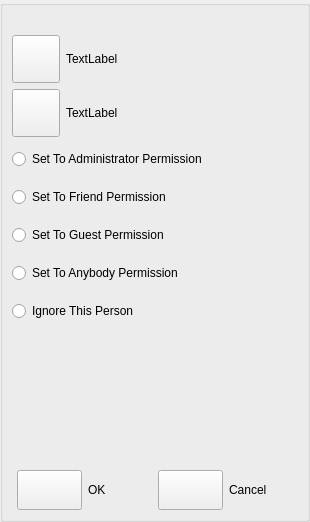
Old version of the form GoTvApps/GoTvCommon/Forms/AppletPeerChangeFriendship.ui in the repository brettrjones-github/nolimitconnect.
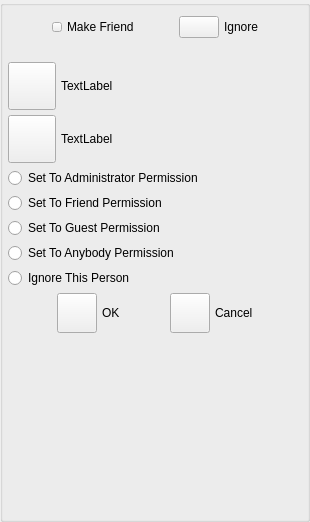
New version of the form. Custom widgets are drawn as their Qt base class.

```diff
--- a/GoTvApps/GoTvCommon/Forms/AppletPeerChangeFriendship.ui
+++ b/GoTvApps/GoTvCommon/Forms/AppletPeerChangeFriendship.ui
@@ -59,6 +59,131 @@
       <string/>
      </property>
      <layout class="QVBoxLayout" name="verticalLayout_2">
+      <property name="spacing">
+       <number>5</number>
+      </property>
+      <property name="leftMargin">
+       <number>5</number>
+      </property>
+      <property name="topMargin">
+       <number>5</number>
+      </property>
+      <property name="rightMargin">
+       <number>5</number>
+      </property>
+      <property name="bottomMargin">
+       <number>5</number>
+      </property>
+      <item>
+       <widget class="IdentWidget" name="m_IdentWidget" native="true"/>
+      </item>
+      <item>
+       <layout class="QHBoxLayout" name="horizontalLayout_4">
+        <property name="leftMargin">
+         <number>5</number>
+        </property>
+        <property name="rightMargin">
+         <number>5</number>
+        </property>
+        <item>
+         <spacer name="horizontalSpacer_3">
+          <property name="orientation">
+           <enum>Qt::Horizontal</enum>
+          </property>
+          <property name="sizeHint" stdset="0">
+           <size>
+            <width>40</width>
+            <height>20</height>
+           </size>
+          </property>
+         </spacer>
+        </item>
+        <item>
+         <widget class="VxPushButton" name="m_MakeFriendButton">
+          <property name="sizePolicy">
+           <sizepolicy hsizetype="Fixed" vsizetype="Fixed">
+            <horstretch>0</horstretch>
+            <verstretch>0</verstretch>
+           </sizepolicy>
+          </property>
+          <property name="minimumSize">
+           <size>
+            <width>10</width>
+            <height>10</height>
+           </size>
+          </property>
+          <property name="maximumSize">
+           <size>
+            <width>10</width>
+            <height>10</height>
+           </size>
+          </property>
+          <property name="text">
+           <string/>
+          </property>
+         </widget>
+        </item>
+        <item>
+         <widget class="QLabel" name="m_MakeFriendLabel">
+          <property name="text">
+           <string>Make Friend</string>
+          </property>
+         </widget>
+        </item>
+        <item>
+         <spacer name="horizontalSpacer_6">
+          <property name="orientation">
+           <enum>Qt::Horizontal</enum>
+          </property>
+          <property name="sizeHint" stdset="0">
+           <size>
+            <width>40</width>
+            <height>20</height>
+           </size>
+          </property>
+         </spacer>
+        </item>
+        <item>
+         <widget class="VxPushButton" name="m_IgnoreButton">
+          <property name="sizePolicy">
+           <sizepolicy hsizetype="Preferred" vsizetype="Preferred">
+            <horstretch>0</horstretch>
+            <verstretch>0</verstretch>
+           </sizepolicy>
+          </property>
+          <property name="minimumSize">
+           <size>
+            <width>0</width>
+            <height>0</height>
+           </size>
+          </property>
+          <property name="text">
+           <string/>
+          </property>
+         </widget>
+        </item>
+        <item>
+         <widget class="QLabel" name="m_IgnoreLabel">
+          <property name="text">
+           <string>Ignore</string>
+          </property>
+         </widget>
+        </item>
+        <item>
+         <spacer name="horizontalSpacer_4">
+          <property name="orientation">
+           <enum>Qt::Horizontal</enum>
+          </property>
+          <property name="sizeHint" stdset="0">
+           <size>
+            <width>40</width>
+            <height>20</height>
+           </size>
+          </property>
+         </spacer>
+        </item>
+       </layout>
+      </item>
       <item>
        <widget class="QLabel" name="m_StatusLabel">
         <property name="text">
@@ -69,7 +194,7 @@
       <item>
        <layout class="QHBoxLayout" name="horizontalLayout">
         <item>
-         <widget class="VxPushButton" name="HisPermissionButton">
+         <widget class="VxPushButton" name="m_HisPermissionButton">
           <property name="minimumSize">
            <size>
             <width>48</width>
@@ -94,7 +219,13 @@
          </widget>
         </item>
         <item>
-         <widget class="QLabel" name="HisPermissionLabel">
+         <widget class="QLabel" name="m_HisPermissionLabel">
+          <property name="sizePolicy">
+           <sizepolicy hsizetype="Expanding" vsizetype="Preferred">
+            <horstretch>0</horstretch>
+            <verstretch>0</verstretch>
+           </sizepolicy>
+          </property>
           <property name="text">
            <string>TextLabel</string>
           </property>
@@ -105,7 +236,7 @@
       <item>
        <layout class="QHBoxLayout" name="horizontalLayout_3">
         <item>
-         <widget class="VxPushButton" name="MyPermissionButton">
+         <widget class="VxPushButton" name="m_MyPermissionButton">
           <property name="minimumSize">
            <size>
             <width>48</width>
@@ -130,7 +261,13 @@
          </widget>
         </item>
         <item>
-         <widget class="QLabel" name="MyPermissionLabel">
+         <widget class="QLabel" name="m_MyPermissionLabel">
+          <property name="sizePolicy">
+           <sizepolicy hsizetype="Expanding" vsizetype="Preferred">
+            <horstretch>0</horstretch>
+            <verstretch>0</verstretch>
+           </sizepolicy>
+          </property>
           <property name="text">
            <string>TextLabel</string>
           </property>
@@ -143,7 +280,7 @@
         <property name="minimumSize">
          <size>
           <width>0</width>
-          <height>32</height>
+          <height>0</height>
          </size>
         </property>
         <property name="text">
@@ -156,7 +293,7 @@
         <property name="minimumSize">
          <size>
           <width>0</width>
-          <height>32</height>
+          <height>0</height>
          </size>
         </property>
         <property name="text">
@@ -169,7 +306,7 @@
         <property name="minimumSize">
          <size>
           <width>0</width>
-          <height>32</height>
+          <height>0</height>
          </size>
         </property>
         <property name="text">
@@ -182,7 +319,7 @@
         <property name="minimumSize">
          <size>
           <width>0</width>
-          <height>32</height>
+          <height>0</height>
          </size>
         </property>
         <property name="text">
@@ -195,7 +332,7 @@
         <property name="minimumSize">
          <size>
           <width>0</width>
-          <height>32</height>
+          <height>0</height>
          </size>
         </property>
         <property name="text">
@@ -203,19 +340,6 @@
         </property>
        </widget>
       </item>
-      <item>
-       <spacer name="verticalSpacer">
-        <property name="orientation">
-         <enum>Qt::Vertical</enum>
-        </property>
-        <property name="sizeHint" stdset="0">
-         <size>
-          <width>20</width>
-          <height>81</height>
-         </size>
-        </property>
-       </spacer>
-      </item>
       <item>
        <layout class="QHBoxLayout" name="horizontalLayout_2">
         <property name="leftMargin">
@@ -225,7 +349,20 @@
          <number>5</number>
         </property>
         <item>
-         <widget class="VxPushButton" name="OkButton">
+         <spacer name="horizontalSpacer">
+          <property name="orientation">
+           <enum>Qt::Horizontal</enum>
+          </property>
+          <property name="sizeHint" stdset="0">
+           <size>
+            <width>40</width>
+            <height>20</height>
+           </size>
+          </property>
+         </spacer>
+        </item>
+        <item>
+         <widget class="VxPushButton" name="m_OkButton">
           <property name="minimumSize">
            <size>
             <width>0</width>
@@ -245,7 +382,20 @@
          </widget>
         </item>
         <item>
-         <widget class="VxPushButton" name="CancelButton">
+         <spacer name="horizontalSpacer_2">
+          <property name="orientation">
+           <enum>Qt::Horizontal</enum>
+          </property>
+          <property name="sizeHint" stdset="0">
+           <size>
+            <width>40</width>
+            <height>20</height>
+           </size>
+          </property>
+         </spacer>
+        </item>
+        <item>
+         <widget class="VxPushButton" name="m_CancelButton">
           <property name="minimumSize">
            <size>
             <width>0</width>
@@ -264,8 +414,34 @@
           </property>
          </widget>
         </item>
+        <item>
+         <spacer name="horizontalSpacer_5">
+          <property name="orientation">
+           <enum>Qt::Horizontal</enum>
+          </property>
+          <property name="sizeHint" stdset="0">
+           <size>
+            <width>40</width>
+            <height>20</height>
+           </size>
+          </property>
+         </spacer>
+        </item>
        </layout>
       </item>
+      <item>
+       <spacer name="verticalSpacer">
+        <property name="orientation">
+         <enum>Qt::Vertical</enum>
+        </property>
+        <property name="sizeHint" stdset="0">
+         <size>
+          <width>20</width>
+          <height>81</height>
+         </size>
+        </property>
+       </spacer>
+      </item>
      </layout>
     </widget>
    </item>
@@ -277,6 +453,12 @@
    <extends>QPushButton</extends>
    <header>VxPushButton.h</header>
   </customwidget>
+  <customwidget>
+   <class>IdentWidget</class>
+   <extends>QWidget</extends>
+   <header>IdentWidget.h</header>
+   <container>1</container>
+  </customwidget>
  </customwidgets>
  <resources>
   <include location="../NoLimitConnect.qrc"/>
```
